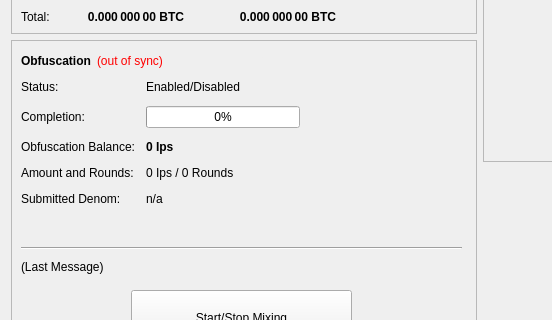
Qt form src/qt/forms/overviewpage.ui (hazzardt/midas) before a commit; both pictures show x 0 to 552 and y 182 to 502 of the 960 by 615 pixel window.
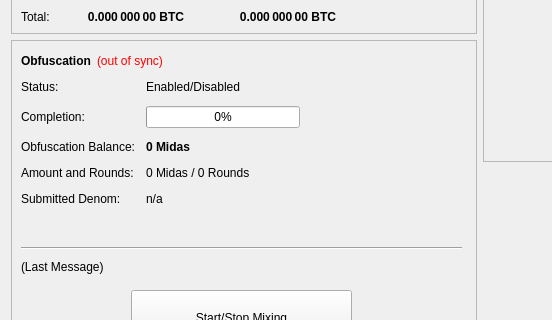
The same form after that commit.

What changed in the file:
```diff
--- a/src/qt/forms/overviewpage.ui
+++ b/src/qt/forms/overviewpage.ui
@@ -474,7 +474,7 @@
               </font>
              </property>
              <property name="text">
-              <string notr="true">0 Ips</string>
+              <string notr="true">0 Midas</string>
              </property>
             </widget>
            </item>
@@ -488,7 +488,7 @@
            <item row="3" column="1">
             <widget class="QLabel" name="labelAmountRounds">
              <property name="text">
-              <string>0 Ips / 0 Rounds</string>
+              <string>0 Midas / 0 Rounds</string>
              </property>
             </widget>
            </item>
```
Left out of the diff: 6 changed lines with no effect on the pictures.
